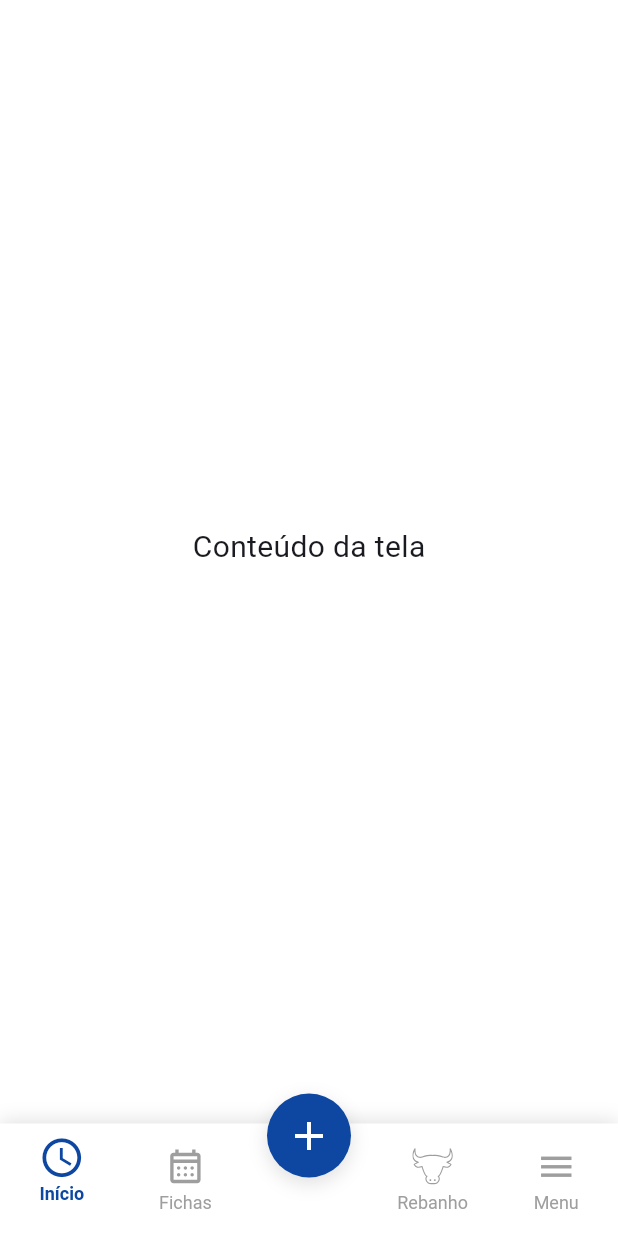
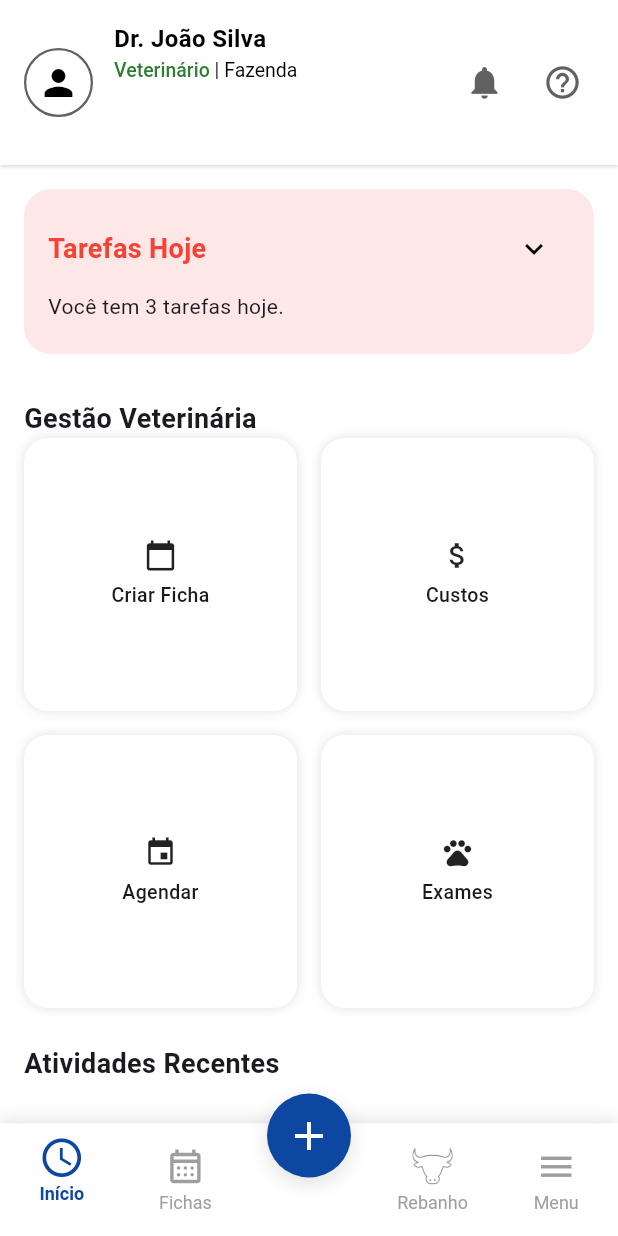
Before and after one commit to iatf-mobile/iatf-mobile, a Flutter app: the HomePage screen opened by its route, on a phone screen of 412 x 824 dp. Run offline on Flutter 3.47's test engine with Material 3 defaults, Android fonts, the phone set to English and light mode, and no system bars; our stand-ins replace flutter_svg.

Commit message:
Feat: Criação do Widget Top_Bar e da Screen Home Page

```diff
--- a/lib/main.dart
+++ b/lib/main.dart
@@ -1,5 +1,5 @@
 import 'package:flutter/material.dart';
-import 'package:iatf_mobile/modules/screens/home_page.dart';
+import 'package:iatf_mobile/modules/screens/home/home_page.dart';
 import 'package:iatf_mobile/modules/screens/login/login_screen.dart';
 import 'package:iatf_mobile/modules/shared/colors/app_thme.dart';
 
--- /dev/null
+++ b/lib/modules/screens/home/action_card.dart
@@ -0,0 +1,54 @@
+import 'package:flutter/material.dart';
+
+class ActionCard extends StatefulWidget {
+  final IconData icon;
+  final String label;
+
+  const ActionCard(this.icon, this.label, {super.key});
+
+  @override
+  State<ActionCard> createState() => _ActionCardState();
+}
+
+class _ActionCardState extends State<ActionCard> {
+  @override
+  Widget build(BuildContext context) {
+    return SizedBox(
+      height: 110, //  ALTURA DO CARD
+      child: Container(
+        padding: const EdgeInsets.symmetric(
+          vertical: 6, //  espaço interno vertical
+          horizontal: 12,
+        ),
+        decoration: BoxDecoration(
+          color: Colors.white,
+          borderRadius: BorderRadius.circular(16),
+          boxShadow: const [
+            BoxShadow(
+              color: Colors.black12,
+              blurRadius: 6, //  sombra mais leve
+            ),
+          ],
+        ),
+        child: Column(
+          mainAxisAlignment: MainAxisAlignment.center,
+          children: [
+            Icon(
+              widget.icon,
+              size: 22, //  TAMANHO DO ÍCONE
+            ),
+            const SizedBox(height: 6),
+            Text(
+              widget.label,
+              textAlign: TextAlign.center,
+              style: const TextStyle(
+                fontSize: 13, //  TAMANHO DO TEXTO
+                fontWeight: FontWeight.w500,
+              ),
+            ),
+          ],
+        ),
+      ),
+    );
+  }
+}
--- /dev/null
+++ b/lib/modules/screens/home/action_item.dart
@@ -0,0 +1,33 @@
+import 'package:flutter/material.dart';
+
+class ActivityItem extends StatefulWidget {
+  final IconData icon;
+  final String text;
+  final Color color;
+
+  const ActivityItem({
+    super.key,
+    required this.icon,
+    required this.text,
+    required this.color,
+  });
+
+  @override
+  State<ActivityItem> createState() => _ActivityItemState();
+}
+
+class _ActivityItemState extends State<ActivityItem> {
+  @override
+  Widget build(BuildContext context) {
+    return Row(
+      children: [
+        CircleAvatar(
+          backgroundColor: widget.color.withOpacity(0.2),
+          child: Icon(widget.icon, color: widget.color),
+        ),
+        const SizedBox(width: 12),
+        Expanded(child: Text(widget.text)),
+      ],
+    );
+  }
+}
--- /dev/null
+++ b/lib/modules/screens/home/atividades_recentes.dart
@@ -0,0 +1,37 @@
+import 'package:flutter/material.dart';
+import 'package:iatf_mobile/modules/screens/home/action_item.dart';
+
+class AtividadesRecentes extends StatefulWidget {
+  const AtividadesRecentes({super.key});
+
+  @override
+  State<AtividadesRecentes> createState() => _AtividadesRecentesState();
+}
+
+class _AtividadesRecentesState extends State<AtividadesRecentes> {
+  @override
+  Widget build(BuildContext context) {
+    return Column(
+      crossAxisAlignment: CrossAxisAlignment.start,
+      children: [
+        const Text(
+          'Atividades Recentes',
+          style: TextStyle(fontSize: 18, fontWeight: FontWeight.w600),
+        ),
+        const SizedBox(height: 16),
+
+        ActivityItem(
+          icon: Icons.notifications,
+          text: 'Ficha de Bovino #402 utilizada\nCalendário',
+          color: Colors.green,
+        ),
+        const SizedBox(height: 12),
+        ActivityItem(
+          icon: Icons.notifications,
+          text: 'Custo adicionado (Vacina)\nConsulta agendada - Canino Max',
+          color: Colors.orange,
+        ),
+      ],
+    );
+  }
+}
--- /dev/null
+++ b/lib/modules/screens/home/gestao_veterinaria.dart
@@ -0,0 +1,39 @@
+import 'package:flutter/material.dart';
+import 'package:iatf_mobile/modules/screens/home/action_card.dart';
+
+class GestaoVeterinaria extends StatefulWidget {
+  const GestaoVeterinaria({super.key});
+
+  @override
+  State<GestaoVeterinaria> createState() => _QuickActionsState();
+}
+
+class _QuickActionsState extends State<GestaoVeterinaria> {
+  @override
+  Widget build(BuildContext context) {
+    return Column(
+      crossAxisAlignment: CrossAxisAlignment.start,
+      children: [
+        const Text(
+          'Gestão Veterinária',
+          style: TextStyle(fontSize: 18, fontWeight: FontWeight.w600),
+        ),
+
+        //const SizedBox(height: 16),
+        GridView.count(
+          crossAxisCount: 2,
+          mainAxisSpacing: 16,
+          crossAxisSpacing: 16,
+          shrinkWrap: true,
+          physics: const NeverScrollableScrollPhysics(),
+          children: const [
+            ActionCard(Icons.calendar_today, 'Criar Ficha'),
+            ActionCard(Icons.attach_money, 'Custos'),
+            ActionCard(Icons.event, 'Agendar'),
+            ActionCard(Icons.pets, 'Exames'),
+          ],
+        ),
+      ],
+    );
+  }
+}
--- /dev/null
+++ b/lib/modules/screens/home/home_page.dart
@@ -0,0 +1,73 @@
+import 'package:flutter/material.dart';
+import 'package:iatf_mobile/modules/screens/home/tarefas_card.dart';
+import 'package:iatf_mobile/modules/shared/widgets/botton_bar.dart';
+import 'package:iatf_mobile/modules/shared/widgets/top_bar.dart';
+
+// Widgets da home
+import 'package:iatf_mobile/modules/screens/home/atividades_recentes.dart';
+import 'package:iatf_mobile/modules/screens/home/gestao_veterinaria.dart';
+
+class HomePage extends StatefulWidget {
+  const HomePage({super.key});
+
+  @override
+  State<HomePage> createState() => _HomePageState();
+}
+
+class _HomePageState extends State<HomePage> {
+  @override
+  Widget build(BuildContext context) {
+    return Scaffold(
+      backgroundColor: Colors.white,
+
+      body: CustomScrollView(
+        slivers: [
+          SliverPersistentHeader(pinned: true, delegate: _TopBarDelegate()),
+
+          SliverPadding(
+            padding: const EdgeInsets.all(16),
+            sliver: SliverList(
+              delegate: SliverChildListDelegate([
+                TarefasCard(),
+                SizedBox(height: 30),
+                GestaoVeterinaria(),
+                SizedBox(height: 24),
+                AtividadesRecentes(),
+                SizedBox(height: 80),
+              ]),
+            ),
+          ),
+        ],
+      ),
+
+      // BottomBar fixa
+      bottomNavigationBar: const CustomBottomBar(),
+    );
+  }
+}
+
+// regra do comportamento do scroll
+class _TopBarDelegate extends SliverPersistentHeaderDelegate {
+  @override
+  double get minExtent => 110;
+
+  @override
+  double get maxExtent => 110;
+
+  @override
+  Widget build(
+    BuildContext context,
+    double shrinkOffset,
+    bool overlapsContent,
+  ) {
+    return Container(
+      color: Colors.white, // impede o conteúdo de aparecer por trás
+      child: const TopBar(),
+    );
+  }
+
+  @override
+  bool shouldRebuild(covariant SliverPersistentHeaderDelegate oldDelegate) {
+    return false;
+  }
+}
--- /dev/null
+++ b/lib/modules/screens/home/tarefas_card.dart
@@ -0,0 +1,109 @@
+import 'package:flutter/material.dart';
+
+class TarefasCard extends StatefulWidget {
+  const TarefasCard({super.key});
+
+  @override
+  State<TarefasCard> createState() => _TarefasHojeState();
+}
+
+class _TarefasHojeState extends State<TarefasCard> {
+  bool expanded = false;
+
+  @override
+  Widget build(BuildContext context) {
+    final double screenHeight = MediaQuery.of(context).size.height;
+
+    return AnimatedContainer(
+      duration: const Duration(milliseconds: 300),
+      curve: Curves.easeInOut,
+
+      // Altura mínima aumentada para evitar overflow
+      height: expanded ? screenHeight * 0.65 : 110,
+
+      padding: const EdgeInsets.all(16),
+      decoration: BoxDecoration(
+        color: Colors.red.withOpacity(0.12),
+        borderRadius: BorderRadius.circular(18),
+      ),
+      child: Column(
+        crossAxisAlignment: CrossAxisAlignment.start,
+        children: [
+          /// TOPO
+          Row(
+            children: [
+              const Expanded(
+                child: Text(
+                  'Tarefas Hoje',
+                  style: TextStyle(
+                    fontSize: 18,
+                    fontWeight: FontWeight.w600,
+                    color: Colors.red,
+                  ),
+                ),
+              ),
+
+              /// BOTÃO >
+              IconButton(
+                icon: Icon(
+                  expanded
+                      ? Icons.keyboard_arrow_up
+                      : Icons.keyboard_arrow_down,
+                  color: Colors.black,
+                ),
+                onPressed: () {
+                  setState(() {
+                    expanded = !expanded;
+                  });
+                },
+              ),
+            ],
+          ),
+
+          //  Espaço reduzido para aproximar o resumo
+          const SizedBox(height: 4),
+
+          /// RESUMO
+          if (!expanded)
+            const Text(
+              'Você tem 3 tarefas hoje.',
+              style: TextStyle(fontSize: 14),
+            ),
+
+          /// LISTA COMPLETA (EXPANDIDO)
+          if (expanded) ...[
+            const SizedBox(height: 12),
+            const Divider(),
+
+            //  Flexible mantido para não causar overflow
+            Flexible(
+              child: ListView(
+                padding: EdgeInsets.zero,
+                children: const [
+                  _TaskItem('Manejo do Bovino #402'),
+                  _TaskItem('Aplicar vacina - Canino Max'),
+                  _TaskItem('Atualizar ficha técnica'),
+                  _TaskItem('Registrar custo de medicação'),
+                ],
+              ),
+            ),
+          ],
+        ],
+      ),
+    );
+  }
+}
+
+class _TaskItem extends StatelessWidget {
+  final String text;
+
+  const _TaskItem(this.text);
+
+  @override
+  Widget build(BuildContext context) {
+    return Padding(
+      padding: const EdgeInsets.symmetric(vertical: 10),
+      child: Text('• $text', style: const TextStyle(fontSize: 15)),
+    );
+  }
+}
--- a/lib/modules/screens/home_page.dart
+++ /dev/null
@@ -1,23 +0,0 @@
-import 'package:flutter/material.dart';
-import 'package:iatf_mobile/modules/shared/widgets/botton_bar.dart';
-
-class HomePage extends StatefulWidget {
-  const HomePage({super.key});
-
-  @override
-  State<HomePage> createState() => _HomePageState();
-}
-
-class _HomePageState extends State<HomePage> {
-  @override
-  Widget build(BuildContext context) {
-    return Scaffold(
-      backgroundColor: Colors.white,
-      body: Center(
-        child: Text('Conteúdo da tela', style: TextStyle(fontSize: 20)),
-      ),
-
-      bottomNavigationBar: const CustomBottomBar(), //Botton bar(A inferior)
-    );
-  }
-}
--- a/lib/modules/shared/colors/app_colors.dart
+++ b/lib/modules/shared/colors/app_colors.dart
@@ -8,4 +8,5 @@ class AppColors {
   static const Color inactive = Colors.grey;
   static const Color background = Colors.white;
   static const Color shadow = Colors.black12;
+  static const Color veterinario = Color(0xFF2E7D32);
 }
--- a/lib/modules/shared/widgets/botton_bar.dart
+++ b/lib/modules/shared/widgets/botton_bar.dart
@@ -10,9 +10,30 @@ class CustomBottomBar extends StatefulWidget {
   State<CustomBottomBar> createState() => _CustomBottomBarState();
 }
 
-class _CustomBottomBarState extends State<CustomBottomBar> {
+// Adicionado 'with SingleTickerProviderStateMixin' para habilitar animações
+class _CustomBottomBarState extends State<CustomBottomBar>
+    with SingleTickerProviderStateMixin {
   // Índice do item selecionado
   int _selectedIndex = 0;
+
+  // Controlador da animação de giro
+  late AnimationController _rotationController;
+
+  @override
+  void initState() {
+    super.initState();
+    _rotationController = AnimationController(
+      // 250ms é um tempo ideal para ver a transformação sem ser lento
+      duration: const Duration(milliseconds: 250),
+      vsync: this,
+    );
+  }
+
+  @override
+  void dispose() {
+    _rotationController.dispose();
+    super.dispose();
+  }
 
   @override
   Widget build(BuildContext context) {
@@ -74,7 +95,7 @@ class _CustomBottomBarState extends State<CustomBottomBar> {
       behavior: HitTestBehavior.opaque,
       child: AnimatedContainer(
         duration: const Duration(milliseconds: 250),
-        curve: Curves.easeOut,
+        curve: Curves.fastOutSlowIn,
         transform: Matrix4.translationValues(
           0,
           isSelected ? -6 : 0, // sobe quando selecionado
@@ -90,7 +111,7 @@ class _CustomBottomBarState extends State<CustomBottomBar> {
             ),
             const SizedBox(height: 4),
             AnimatedDefaultTextStyle(
-              duration: const Duration(milliseconds: 250),
+              duration: const Duration(milliseconds: 1000),
               style: TextStyle(
                 fontSize: 12,
                 color: isSelected ? AppColors.primary : AppColors.inactive,
@@ -110,8 +131,24 @@ class _CustomBottomBarState extends State<CustomBottomBar> {
       top: 0,
       child: GestureDetector(
         onTap: () {
+          // ESSENCIAL: Alterna entre ir para o X e voltar para o +
+          if (_rotationController.isCompleted) {
+            _rotationController.reverse();
+          } else {
+            _rotationController.forward();
+          }
           debugPrint('Botão central pressionado');
         },
+
+        // RotationTransition faz o efeito de giro
+        child: RotationTransition(
+          // 0.125 turns = 45 graus. Isso transforma o + em X.
+          turns: Tween(begin: 0.0, end: 0.125).animate(
+            CurvedAnimation(
+              parent: _rotationController,
+              curve: Curves.easeInOut,
+            ),
+          ),
           child: Container(
             width: 56,
             height: 56,
@@ -129,12 +166,12 @@ class _CustomBottomBarState extends State<CustomBottomBar> {
             child: const Icon(Icons.add, color: Colors.white, size: 32),
           ),
         ),
+      ),
     );
   }
 }
 
-/*Constrói o ícone do item da bottom bar, escolhendo entre ícone padrão do Flutter
-ou SVG dos assets, já aplicando a cor conforme o estado selecionado */
+/*Constrói o ícone do item da bottom bar... */
 Widget _buildIcon(bool isSelected, IconData? icon, String? svgAsset) {
   final Color color = isSelected ? AppColors.primary : AppColors.inactive;
 
--- /dev/null
+++ b/lib/modules/shared/widgets/top_bar.dart
@@ -0,0 +1,131 @@
+import 'package:flutter/material.dart';
+import 'package:iatf_mobile/modules/shared/colors/app_colors.dart';
+
+class TopBar extends StatelessWidget {
+  const TopBar({super.key});
+
+  @override
+  Widget build(BuildContext context) {
+    return SafeArea(
+      bottom: false,
+      child: Container(
+        padding: const EdgeInsets.symmetric(horizontal: 16, vertical: 14),
+        decoration: BoxDecoration(
+          color: AppColors.background,
+
+          // remove arredondamento embaixo
+          borderRadius: const BorderRadius.only(
+            bottomLeft: Radius.zero,
+            bottomRight: Radius.zero,
+          ),
+
+          boxShadow: [
+            BoxShadow(
+              color: AppColors.shadow,
+
+              // CONTROLA A FORÇA DA SOMBRA
+              blurRadius: 1,
+
+              // SOMBRA PARA BAIXO (igual visualmente à BottomBar)
+              offset: const Offset(0, 1),
+            ),
+          ],
+        ),
+
+        child: Row(
+          mainAxisAlignment: MainAxisAlignment.spaceBetween,
+          children: [_buildProfileInfo(), _buildActions()],
+        ),
+      ),
+    );
+  }
+
+  /// Parte esquerda: foto + nome + subtítulo
+  /// Parte esquerda: foto + nome + subtítulo
+  Widget _buildProfileInfo() {
+    return Row(
+      children: [
+        // CÍRCULO COM ÍCONE DE USER
+        Container(
+          margin: const EdgeInsets.only(right: 14),
+          width: 46, // Ajustei para ficar proporcional (circular perfeito)
+          height: 46,
+          decoration: BoxDecoration(
+            shape: BoxShape.circle,
+            color: Colors.white, // Fundo branco
+            border: Border.all(
+              color: Colors.grey.shade700, // Mesma cor do ícone de notificação
+              width: 1.5, // Espessura da borda
+            ),
+          ),
+          child: const Icon(
+            Icons.person, // Ícone de user do Material Design
+            color: Colors.black, // Ícone preto
+            size: 28,
+          ),
+        ),
+
+        Column(
+          crossAxisAlignment: CrossAxisAlignment.start,
+          children: [
+            const Text(
+              'Dr. João Silva',
+              style: TextStyle(
+                fontSize: 16,
+                fontWeight: FontWeight.w600,
+                color: Colors.black,
+              ),
+            ),
+
+            const SizedBox(height: 2),
+
+            // Subtítulo com cores diferentes
+            RichText(
+              text: const TextSpan(
+                style: TextStyle(fontSize: 13),
+                children: [
+                  TextSpan(
+                    text: 'Veterinário',
+                    style: TextStyle(
+                      color: Color(0xFF2E7D32),
+                      fontWeight: FontWeight.w500,
+                    ),
+                  ),
+                  TextSpan(
+                    text: ' | Fazenda',
+                    style: TextStyle(color: Colors.black),
+                  ),
+                ],
+              ),
+            ),
+          ],
+        ),
+      ],
+    );
+  }
+
+  /// Parte direita: ícones
+  Widget _buildActions() {
+    return Row(
+      children: [
+        _actionIcon(Icons.notifications),
+        const SizedBox(width: 10),
+        _actionIcon(Icons.help_outline),
+      ],
+    );
+  }
+
+  /// Ícone clicável
+  Widget _actionIcon(IconData icon) {
+    return InkWell(
+      borderRadius: BorderRadius.circular(24),
+      onTap: () {
+        // ação futura
+      },
+      child: Padding(
+        padding: const EdgeInsets.all(8),
+        child: Icon(icon, size: 26, color: Colors.grey.shade700),
+      ),
+    );
+  }
+}
```
Lines whose indentation alone changed are shown as unchanged.
